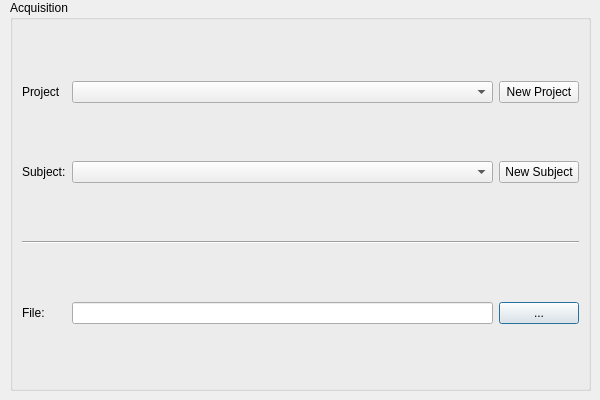
This is applications/mne_x/plugins/babymeg/FormFiles/babymegprojectdialog.ui in mne-tools/mne-cpp as Qt 5 draws it before an edit. The edited form follows.
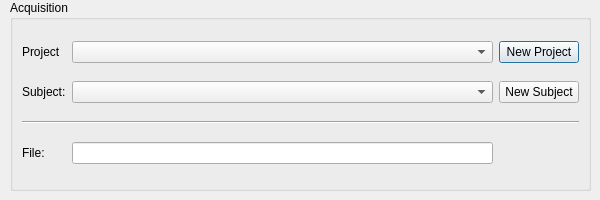
This is the edited form.

Commit message: project dialog

The edit to the form file:
```diff
--- a/applications/mne_x/plugins/babymeg/FormFiles/babymegprojectdialog.ui
+++ b/applications/mne_x/plugins/babymeg/FormFiles/babymegprojectdialog.ui
@@ -7,19 +7,19 @@
     <x>0</x>
     <y>0</y>
     <width>600</width>
-    <height>400</height>
+    <height>200</height>
    </rect>
   </property>
   <property name="minimumSize">
    <size>
     <width>600</width>
-    <height>400</height>
+    <height>200</height>
    </size>
   </property>
   <property name="maximumSize">
    <size>
     <width>600</width>
-    <height>400</height>
+    <height>200</height>
    </size>
   </property>
   <property name="windowTitle">
@@ -34,15 +34,22 @@
      <x>10</x>
      <y>0</y>
      <width>581</width>
-     <height>391</height>
+     <height>191</height>
     </rect>
    </property>
    <property name="title">
     <string>Acquisition</string>
    </property>
    <layout class="QGridLayout" name="gridLayout_2">
+    <item row="5" column="0">
+     <widget class="QLabel" name="m_qLabel">
+      <property name="text">
+       <string>File:</string>
+      </property>
+     </widget>
+    </item>
     <item row="3" column="0" colspan="3">
-     <widget class="Line" name="line_2">
+     <widget class="Line" name="m_qLine">
       <property name="orientation">
        <enum>Qt::Horizontal</enum>
       </property>
@@ -51,30 +58,6 @@
     <item row="1" column="1">
      <widget class="QComboBox" name="m_qComboBox_ProjectSelection"/>
     </item>
-    <item row="1" column="0">
-     <widget class="QLabel" name="m_qLabel_ProjectDescription">
-      <property name="text">
-       <string>Project</string>
-      </property>
-     </widget>
-    </item>
-    <item row="5" column="0">
-     <widget class="QLabel" name="label">
-      <property name="text">
-       <string>File:</string>
-      </property>
-     </widget>
-    </item>
-    <item row="5" column="2">
-     <widget class="QPushButton" name="m_qPushButtonFiffRecordFile">
-      <property name="text">
-       <string>...</string>
-      </property>
-     </widget>
-    </item>
-    <item row="5" column="1">
-     <widget class="QLineEdit" name="m_qLineEditFiffRecordFile"/>
-    </item>
     <item row="2" column="0">
      <widget class="QLabel" name="m_qLabel_SubjectDescription">
       <property name="text">
@@ -82,6 +65,13 @@
       </property>
      </widget>
     </item>
+    <item row="1" column="2">
+     <widget class="QPushButton" name="m_qPushButtonNewProject">
+      <property name="text">
+       <string>New Project</string>
+      </property>
+     </widget>
+    </item>
     <item row="2" column="2">
      <widget class="QPushButton" name="m_qPushButtonNewSubject">
       <property name="text">
@@ -92,13 +82,16 @@
     <item row="2" column="1">
      <widget class="QComboBox" name="m_qComboBox_SubjectSelection"/>
     </item>
-    <item row="1" column="2">
-     <widget class="QPushButton" name="m_qPushButtonNewProject">
+    <item row="1" column="0">
+     <widget class="QLabel" name="m_qLabel_ProjectDescription">
       <property name="text">
-       <string>New Project</string>
+       <string>Project</string>
       </property>
      </widget>
     </item>
+    <item row="5" column="1">
+     <widget class="QLineEdit" name="m_qLineEditFileName"/>
+    </item>
    </layout>
   </widget>
  </widget>
```
The commit also changes 2 other files.
